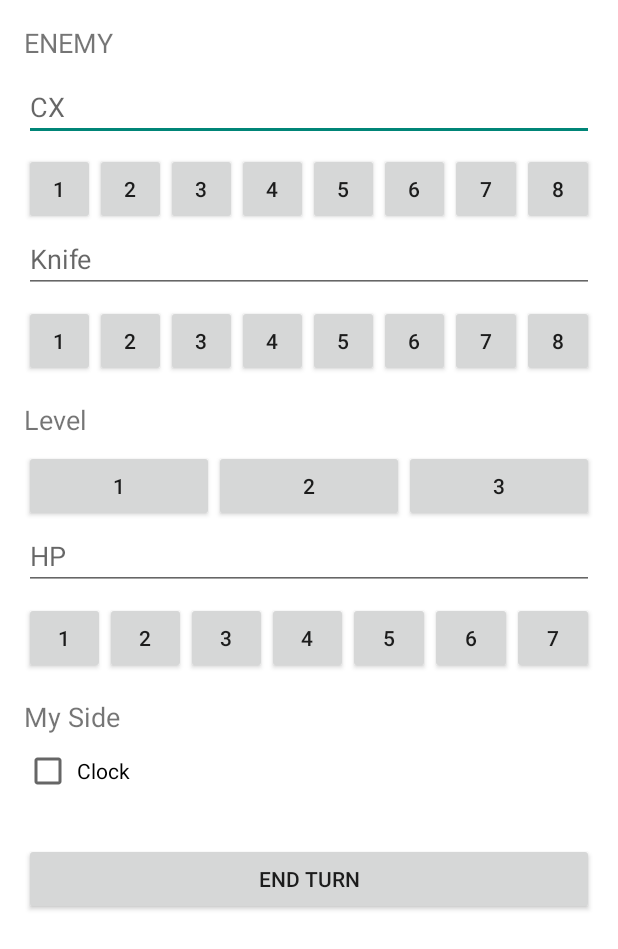
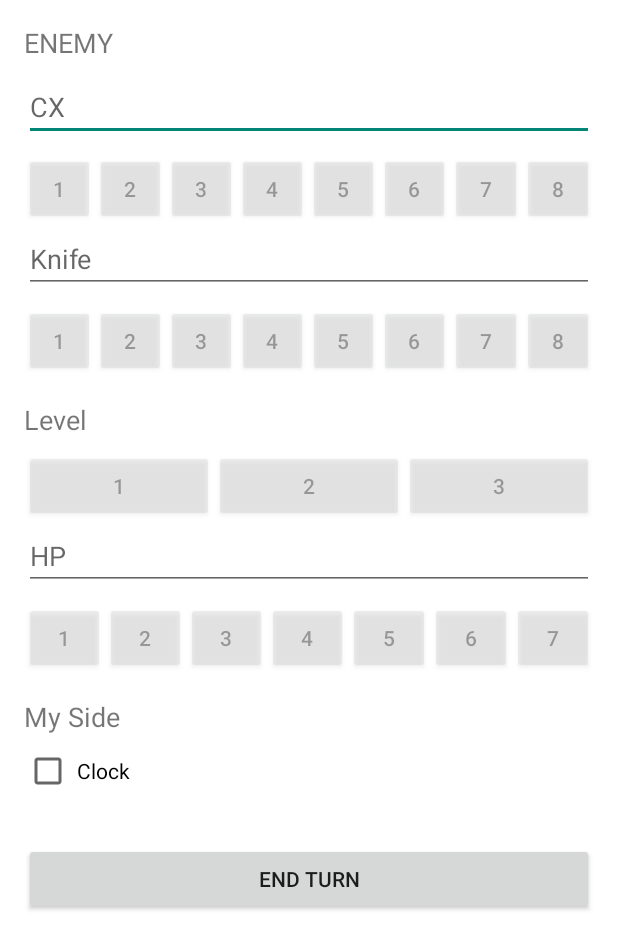
Before and after one commit to mankit556/andorid_WS, an Android app: the screen it shows after launch (MainActivity), on a phone screen of 412 x 824 dp. Shown: the top 949 px of the screen. Run offline under Robolectric (Android 15) with nearby library versions, the phone set to English and light mode, and no system bars.

```diff
--- a/app/src/main/java/com/example/android_ws/MainActivity.java
+++ b/app/src/main/java/com/example/android_ws/MainActivity.java
@@ -1,28 +1,83 @@
 package com.example.android_ws;
 
 import android.os.Bundle;
-import android.widget.TextView;
+import android.view.View;
+import android.widget.Button;
+import android.widget.EditText;
 import androidx.appcompat.app.AppCompatActivity;
-
+import java.util.HashMap;
+import java.util.Map;
 import java.util.concurrent.ConcurrentHashMap;
 
 public class MainActivity extends AppCompatActivity {
 
+    private EditText cxEditText;
+    private EditText knifeEditText;
+    private EditText hpEditText;
+
     private static final ConcurrentHashMap<String , Object> MEMORY_STORE = new ConcurrentHashMap<>();
+    private final Map<String, Integer> selectedLevels = new HashMap<>();
 
     @Override
     protected void onCreate(Bundle savedInstanceState) {
         super.onCreate(savedInstanceState);
+        setContentView(R.layout.layoutui);
 
-        setContentView(R.layout.layoutui);
+        cxEditText = findViewById(R.id.cxEditText);
+        knifeEditText = findViewById(R.id.knifeEditText);
+        hpEditText = findViewById(R.id.hpEditText);
+
+        setupButtonGroup("cxButton",8);
+        setupButtonGroup("knifeButton",8);
+        setupButtonGroup("hpButton",7);
+        setupButtonGroup("levelButton",3);
+
+        setGroupLevel("cxButton", 0, 8);
+        setGroupLevel("knifeButton", 0, 8);
+        setGroupLevel("hpButton", 0, 7);
+        setGroupLevel("levelButton", 0, 3);
     }
 
-    public static void put(String key, Object value){
-        if (key == null)return;
-        if (value == null){
-            MEMORY_STORE.remove(key);
-        }else{
-            MEMORY_STORE.put(key,value);
+    private void setupButtonGroup(final String baseIdName, final int count) {
+        for (int i = 1; i <= count; i++) {
+            final int value = i;
+            int resId = getResources().getIdentifier(baseIdName + value, "id", getPackageName());
+            if (resId != 0) {
+                Button b = findViewById(resId);
+                if (b != null) {
+                    b.setOnClickListener(new View.OnClickListener() {
+                        @Override
+                        public void onClick(View v) {
+                            // toggle behavior: if clicked again on same level -> clear (0)
+                            int current = selectedLevels.containsKey(baseIdName) ? selectedLevels.get(baseIdName) : 0;
+                            int newLevel = (current == value) ? 0 : value;
+                            setGroupLevel(baseIdName, newLevel, count);
+                        }
+                    });
+                }
+            }
+        }
+    }
+
+    private void setGroupLevel(String baseIdName, int level, int count) {
+        selectedLevels.put(baseIdName, level);
+        for (int i = 1; i <= count; i++) {
+            int resId = getResources().getIdentifier(baseIdName + i, "id", getPackageName());
+            if (resId == 0) continue;
+            Button b = findViewById(resId);
+            if (b == null) continue;
+
+            if (i <= level) {
+                // active state
+                b.setAlpha(1f);
+                b.setSelected(true);
+                b.setEnabled(true);
+            } else {
+                // inactive state
+                b.setAlpha(0.4f);
+                b.setSelected(false);
+                b.setEnabled(true);
+            }
         }
     }
 
```
